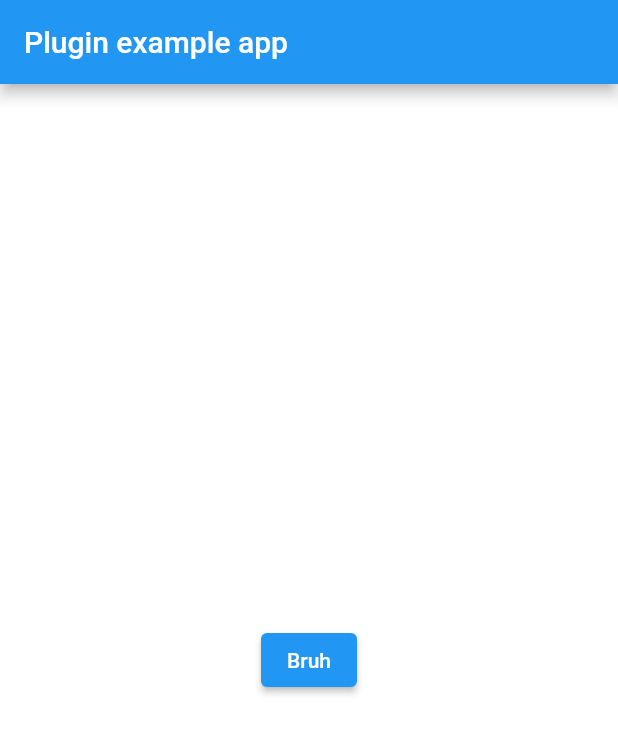
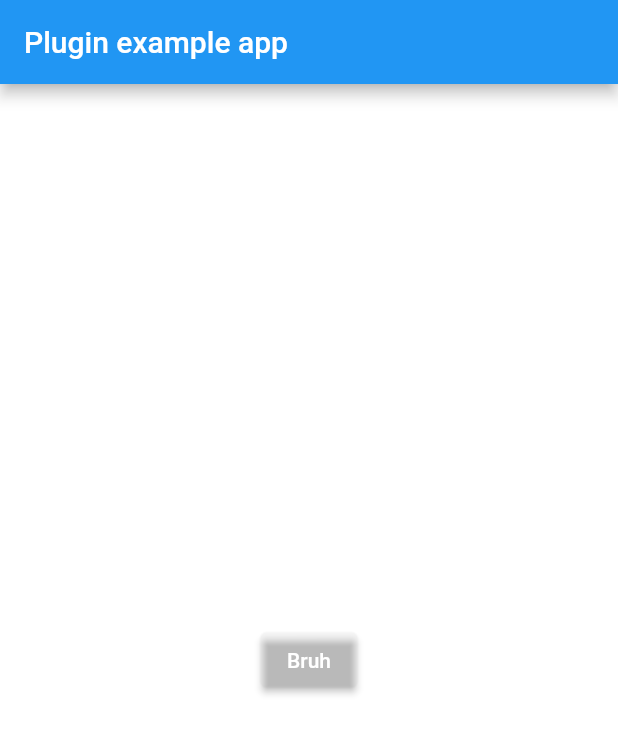
Before and after one commit to gtk-flutter/gtk_theme_fl, a Flutter app: the screen it shows after launch, on a phone screen of 412 x 824 dp. Shown: the top 734 px of the screen. Run offline on Flutter 3.47's test engine with Material 2 defaults, Android fonts, the phone set to English and light mode, and no system bars; statements that could not run were skipped.

Commit message:
feat(GtkButtonThemeData): Add button theme data

```diff
--- a/example/lib/main.dart
+++ b/example/lib/main.dart
@@ -39,6 +39,10 @@ class _MyAppState extends State<MyApp> {
         ),
         body: Center(
           child: ElevatedButton(
+              style: ElevatedButton.styleFrom(
+                primary: Color(themeData.buttonThemeData.checked_bg),
+                /* onPrimary: Color(themeData.buttonThemeData.selected_bg), */
+              ),
               onPressed: () async {
                 initPlatformState();
               },
--- a/lib/flgtk.dart
+++ b/lib/flgtk.dart
@@ -4,6 +4,22 @@ import 'dart:async';
 
 import 'package:flutter/material.dart';
 import 'package:flutter/services.dart';
+
+class GtkButtonThemeData {
+  final int normal_bg;
+  final int active_bg;
+  final int selected_bg;
+  final int focused_bg;
+  final int checked_bg;
+
+  const GtkButtonThemeData({
+    required this.normal_bg,
+    required this.active_bg,
+    required this.selected_bg,
+    required this.focused_bg,
+    required this.checked_bg,
+  });
+}
 
 class GtkThemeData {
   static const MethodChannel _channel = MethodChannel('flgtk');
@@ -20,6 +36,8 @@ class GtkThemeData {
   int error_color;
   int success_color;
 
+  GtkButtonThemeData buttonThemeData;
+
   String font;
 
   GtkThemeData({
@@ -34,6 +52,13 @@ class GtkThemeData {
     this.error_color = 0xff,
     this.success_color = 0xff,
     this.font = "",
+    this.buttonThemeData = const GtkButtonThemeData(
+      normal_bg: 0xff,
+      active_bg: 0xff,
+      selected_bg: 0xff,
+      focused_bg: 0xff,
+      checked_bg: 0xff,
+    ),
   });
 
   ThemeData get themeData => ThemeData(
@@ -60,6 +85,13 @@ class GtkThemeData {
       error_color: data["error_color"] as int,
       success_color: data["success_color"] as int,
       font: data["font"] as String,
+      buttonThemeData: GtkButtonThemeData(
+        normal_bg: (data["button"]! as Map)["normal_bg"],
+        active_bg: (data["button"]! as Map)["active_bg"],
+        selected_bg: (data["button"]! as Map)["selected_bg"],
+        focused_bg: (data["button"]! as Map)["focused_bg"],
+        checked_bg: (data["button"]! as Map)["checked_bg"],
+      ),
     );
   }
 }
```
Also changed, not shown: 1 other file.
